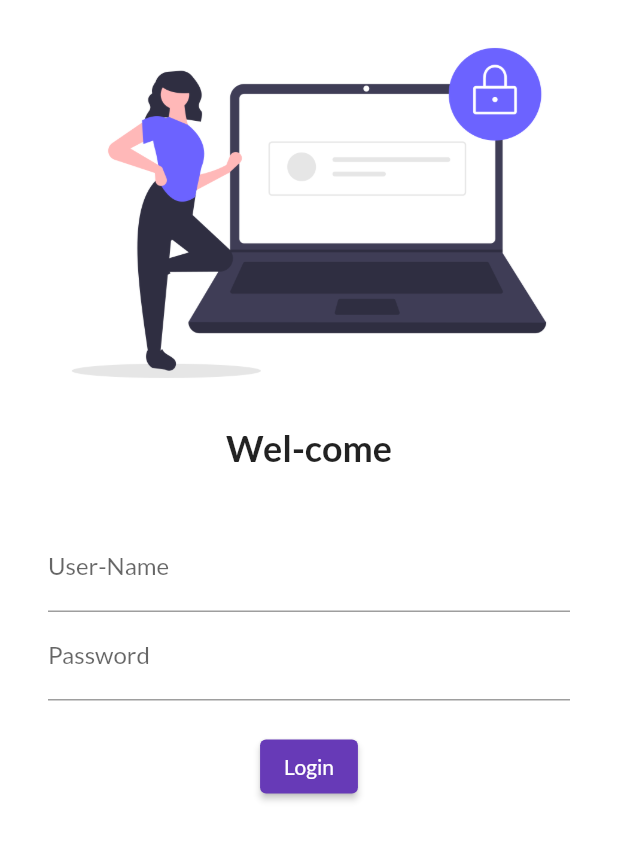
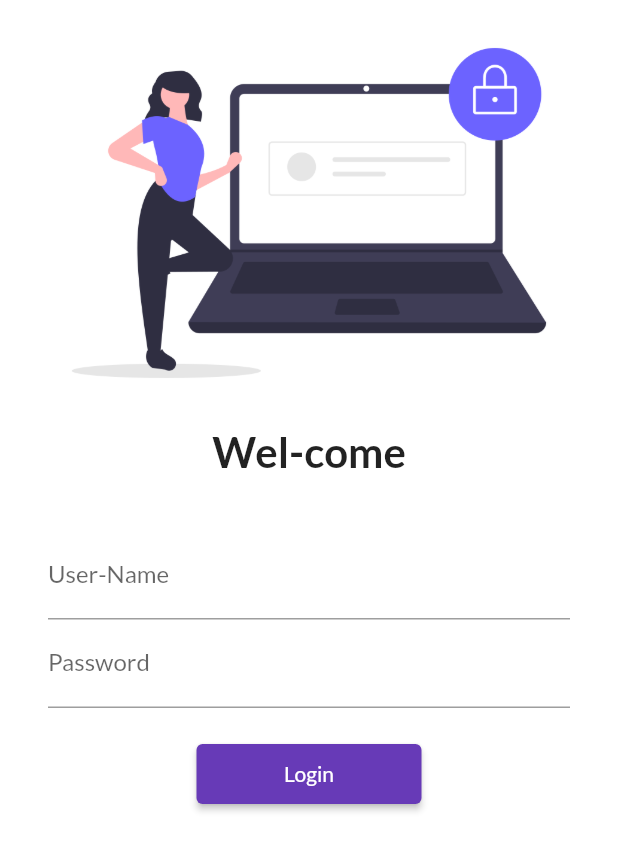
Before and after one commit to iamvishwajeetpatil/30DaysofFlutter, a Flutter app: the screen it shows after launch, on a phone screen of 412 x 824 dp. Shown: the top 851 px of the screen. Run offline on Flutter 3.47's test engine with Material 2 defaults, Android fonts, the phone set to English and light mode, and no system bars; our stand-ins replace google_fonts.

Commit message:
Day 4 done

```diff
--- a/lib/main.dart
+++ b/lib/main.dart
@@ -1,5 +1,6 @@
 import 'package:flutter/material.dart';
 import 'package:flutter_application_day1/screens/login_screen.dart';
+import 'package:flutter_application_day1/utils/routes.dart';
 import 'package:google_fonts/google_fonts.dart';
 // import 'package:flutter_application_day1/screens/home_screen.dart';
 import 'screens/home_screen.dart';
@@ -26,8 +27,8 @@ class MyApp extends StatelessWidget {
       initialRoute: "/",
       routes: {
         "/": (context) => const LoginScreen(),
-        "/home": (context) => const HomeScreen(),
-        "/login": (context) => const LoginScreen()
+        MyRoutes.homeRoute: (context) => const HomeScreen(),
+        MyRoutes.loginRoute: (context) => const LoginScreen()
       },
     );
   }
--- a/lib/screens/login_screen.dart
+++ b/lib/screens/login_screen.dart
@@ -1,4 +1,5 @@
 import 'package:flutter/material.dart';
+import 'package:flutter_application_day1/utils/routes.dart';
 
 class LoginScreen extends StatelessWidget {
   const LoginScreen({super.key});
@@ -7,6 +8,7 @@ class LoginScreen extends StatelessWidget {
   Widget build(BuildContext context) {
     return Material(
       color: Colors.white,
+      child: SingleChildScrollView(
         child: Column(
           children: [
             Image.asset(
@@ -18,7 +20,7 @@ class LoginScreen extends StatelessWidget {
             // ),
             Text(
               "Wel-come",
-            style: TextStyle(fontSize: 24.0, fontWeight: FontWeight.bold),
+              style: TextStyle(fontSize: 28.0, fontWeight: FontWeight.bold),
             ),
             SizedBox(
               height: 20.0,
@@ -47,10 +49,12 @@ class LoginScreen extends StatelessWidget {
                   ElevatedButton(
                     onPressed: () {
                       print("Login done");
+                      Navigator.pushNamed(context, MyRoutes.homeRoute);
                     },
                     child: Text("Login"),
                     style: TextButton.styleFrom(
                         foregroundColor: Colors.white,
+                        minimumSize: Size(150, 40)
                         // fixedSize: Size(50.0, 30.0)
                         ),
                   ),
@@ -59,6 +63,7 @@ class LoginScreen extends StatelessWidget {
             ),
           ],
         ),
+      ),
     );
   }
 }
--- /dev/null
+++ b/lib/utils/routes.dart
@@ -0,0 +1,4 @@
+class MyRoutes {
+  static String loginRoute = "/login";
+  static String homeRoute = "/home";
+}
```
Lines whose indentation alone changed are shown as unchanged.
